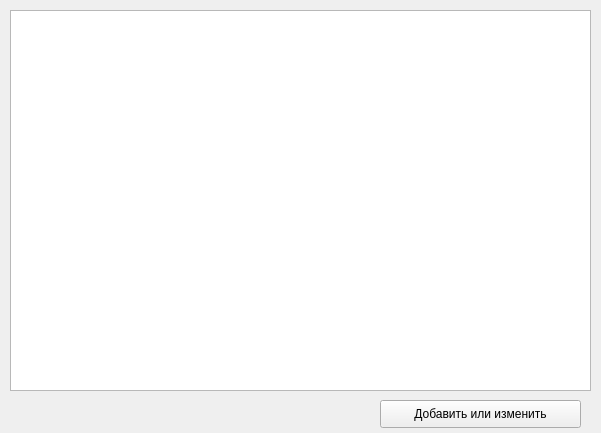
Qt form main.ui (pelmenos/cofeek) before a commit.
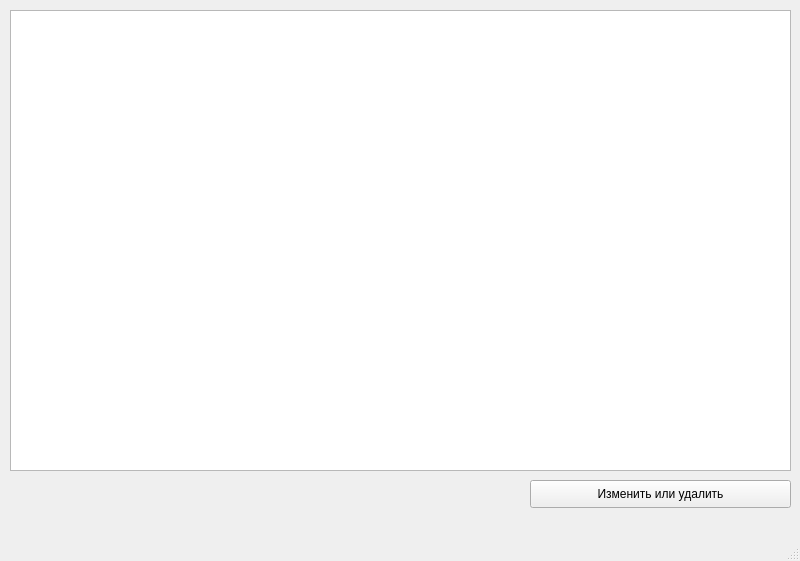
The same form after that commit.

What changed in the file:
```diff
--- a/main.ui
+++ b/main.ui
@@ -1,41 +1,54 @@
 <?xml version="1.0" encoding="UTF-8"?>
 <ui version="4.0">
- <class>Form</class>
- <widget class="QWidget" name="Form">
+ <class>MainWindow</class>
+ <widget class="QMainWindow" name="MainWindow">
   <property name="geometry">
    <rect>
     <x>0</x>
     <y>0</y>
-    <width>601</width>
-    <height>433</height>
+    <width>800</width>
+    <height>561</height>
    </rect>
   </property>
   <property name="windowTitle">
    <string>Кофе</string>
   </property>
+  <widget class="QWidget" name="centralwidget">
   <widget class="QTableWidget" name="tableWidget">
    <property name="geometry">
     <rect>
      <x>10</x>
      <y>10</y>
-     <width>581</width>
-     <height>381</height>
+      <width>781</width>
+      <height>461</height>
     </rect>
    </property>
   </widget>
   <widget class="QPushButton" name="pushButton">
    <property name="geometry">
     <rect>
-     <x>380</x>
-     <y>400</y>
-     <width>201</width>
+      <x>530</x>
+      <y>480</y>
+      <width>261</width>
      <height>28</height>
     </rect>
    </property>
    <property name="text">
-    <string>Добавить или изменить</string>
-   </property>
-  </widget>
+     <string>Изменить или удалить</string>
+    </property>
+   </widget>
+  </widget>
+  <widget class="QMenuBar" name="menubar">
+   <property name="geometry">
+    <rect>
+     <x>0</x>
+     <y>0</y>
+     <width>800</width>
+     <height>26</height>
+    </rect>
+   </property>
+  </widget>
+  <widget class="QStatusBar" name="statusbar"/>
  </widget>
  <resources/>
  <connections/>
```
Lines whose indentation alone changed are shown as unchanged.
